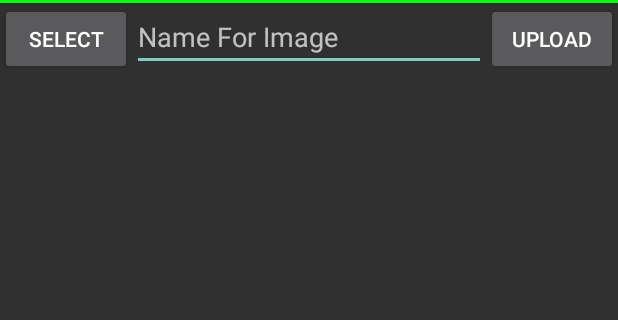
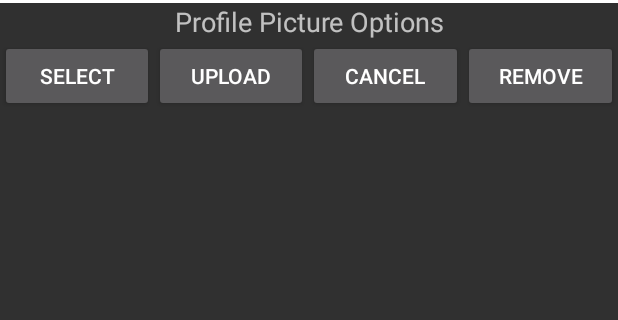
Before and after one commit to BillBarthel/Titan-Alumni-Card-App, an Android app: the MainActivity screen opened directly, with no data from a screen before it, after a tap on "SELECT", on a phone screen of 412 x 824 dp, the part 150-470 px from its top. Run offline under Robolectric (Android 15) with nearby library versions, the phone set to English and light mode, and no system bars; our stand-ins replace Volley; libraries missing offline, so code that uses them is left out: net.gotev.uploadservice; network calls fail; 23 statements that could not run were skipped.

Commit message:
Added profile picture adjustment buttons. Alumni Card layouts slightly adjusted.

```diff
--- a/app/src/main/java/uwosh/titan_alumni_card_app/MainActivity.java
+++ b/app/src/main/java/uwosh/titan_alumni_card_app/MainActivity.java
@@ -63,6 +63,9 @@ public class MainActivity extends AppCompatActivity implements View.OnClickListe
     private static int backgroundImage;
     private ViewStub cardBackground;
 
+    private Button buttonCancel;
+    private Button buttonDelete;
+
     //UPLOAD IMAGE STUFF
     //Declaring views
     private Button buttonChoose;
@@ -124,11 +127,14 @@ public class MainActivity extends AppCompatActivity implements View.OnClickListe
         //Initializing views
         buttonChoose = (Button) findViewById(R.id.buttonChoose);
         buttonUpload = (Button) findViewById(R.id.buttonUpload);
-        editText = (EditText) findViewById(R.id.editTextName);
+        buttonCancel = (Button) findViewById(R.id.buttonCancel);
+        buttonDelete = (Button) findViewById(R.id.buttonDelete);
 
         //Setting clicklistener
         buttonChoose.setOnClickListener(this);
         buttonUpload.setOnClickListener(this);
+        buttonCancel.setOnClickListener(this);
+        buttonDelete.setOnClickListener(this);
 
         //Set user data received from database
         String userData = getIntent().getStringExtra("USER_DATA");
@@ -294,6 +300,20 @@ public class MainActivity extends AppCompatActivity implements View.OnClickListe
         if (v == buttonUpload) {
             uploadMultipart();
         }
+        if (v == buttonCancel) {
+            revertPhoto();
+        }
+        if (v == buttonDelete) {
+            disablePhoto();
+        }
+    }
+
+    private void revertPhoto(){
+
+    }
+
+    private void disablePhoto(){
+
     }
 
     /**
--- a/app/src/main/res/layout/activity_main.xml
+++ b/app/src/main/res/layout/activity_main.xml
@@ -24,8 +24,16 @@
         <ListView
             android:layout_width="fill_parent"
             android:layout_height="2dip"
-            android:background="#FF00FF00"
-            android:layout_weight="1" />
+            android:layout_weight="1"
+            android:background="#ffffff" />
+
+        <TextView
+            android:id="@+id/textView"
+            android:layout_width="match_parent"
+            android:layout_height="wrap_content"
+            android:text="Profile Picture Options"
+            android:textAlignment="center"
+            android:textSize="18sp" />
 
         <LinearLayout
             android:gravity="center_horizontal"
@@ -37,20 +45,29 @@
                 android:id="@+id/buttonChoose"
                 android:layout_width="wrap_content"
                 android:layout_height="wrap_content"
+                android:layout_weight="1"
                 android:text="Select" />
-
-            <EditText
-                android:id="@+id/editTextName"
-                android:hint="Name For Image"
-                android:layout_weight="1"
-                android:layout_width="wrap_content"
-                android:layout_height="wrap_content" />
 
             <Button
                 android:id="@+id/buttonUpload"
                 android:layout_width="wrap_content"
                 android:layout_height="wrap_content"
+                android:layout_weight="1"
                 android:text="Upload" />
+
+            <Button
+                android:id="@+id/buttonCancel"
+                android:layout_width="wrap_content"
+                android:layout_height="wrap_content"
+                android:layout_weight="1"
+                android:text="Cancel" />
+
+            <Button
+                android:id="@+id/buttonDelete"
+                android:layout_width="wrap_content"
+                android:layout_height="wrap_content"
+                android:layout_weight="1"
+                android:text="Remove" />
 
         </LinearLayout>
 
--- a/app/src/main/res/layout/clashcardbackground.xml
+++ b/app/src/main/res/layout/clashcardbackground.xml
@@ -12,7 +12,6 @@
         android:layout_marginBottom="10dp"
         android:layout_marginLeft="10dp"
         android:layout_marginRight="10dp"
-        android:layout_marginTop="10dp"
         android:adjustViewBounds="true"
         android:scaleType="fitXY"
         app:srcCompat="@drawable/clashalumnicardtemplate" />
--- a/app/src/main/res/layout/cobcardbackground.xml
+++ b/app/src/main/res/layout/cobcardbackground.xml
@@ -12,7 +12,6 @@
         android:layout_marginBottom="10dp"
         android:layout_marginLeft="10dp"
         android:layout_marginRight="10dp"
-        android:layout_marginTop="10dp"
         android:adjustViewBounds="true"
         android:scaleType="fitXY"
         app:srcCompat="@drawable/cobalumnicardtemplate" />
--- a/app/src/main/res/layout/scapecardbackground.xml
+++ b/app/src/main/res/layout/scapecardbackground.xml
@@ -13,7 +13,6 @@
         android:layout_marginBottom="10dp"
         android:layout_marginLeft="10dp"
         android:layout_marginRight="10dp"
-        android:layout_marginTop="10dp"
         android:adjustViewBounds="true"
         android:scaleType="fitXY"
         app:srcCompat="@drawable/scapealumnicardtemplate" />
```
